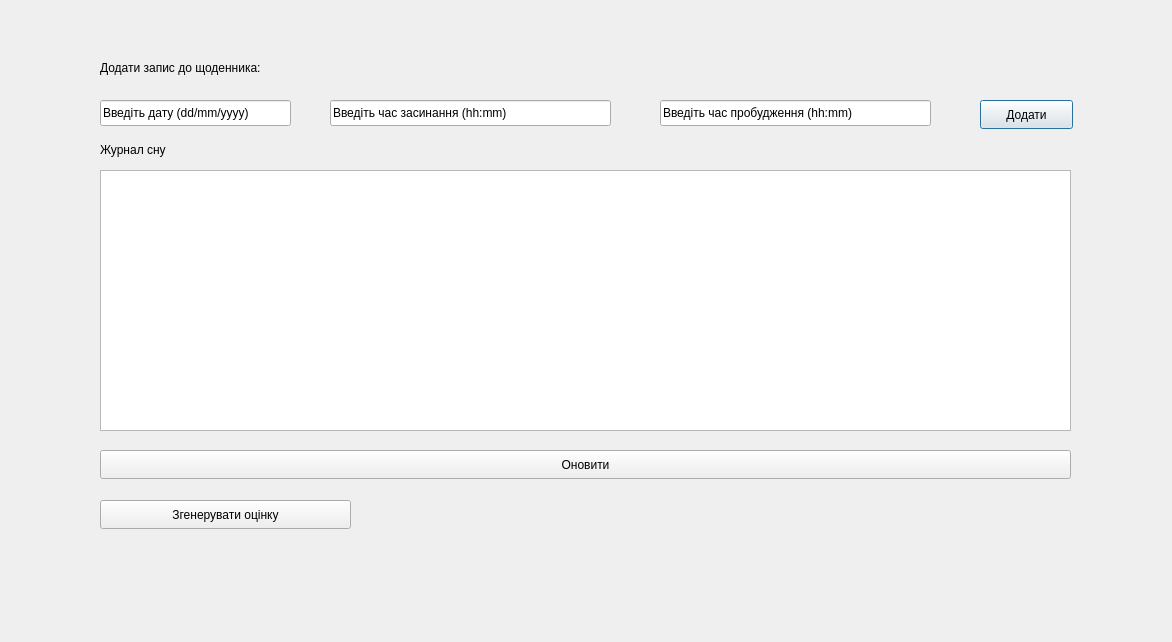
Qt form dreamform.ui (Stalkeroid13/Health_statistic) before a commit.
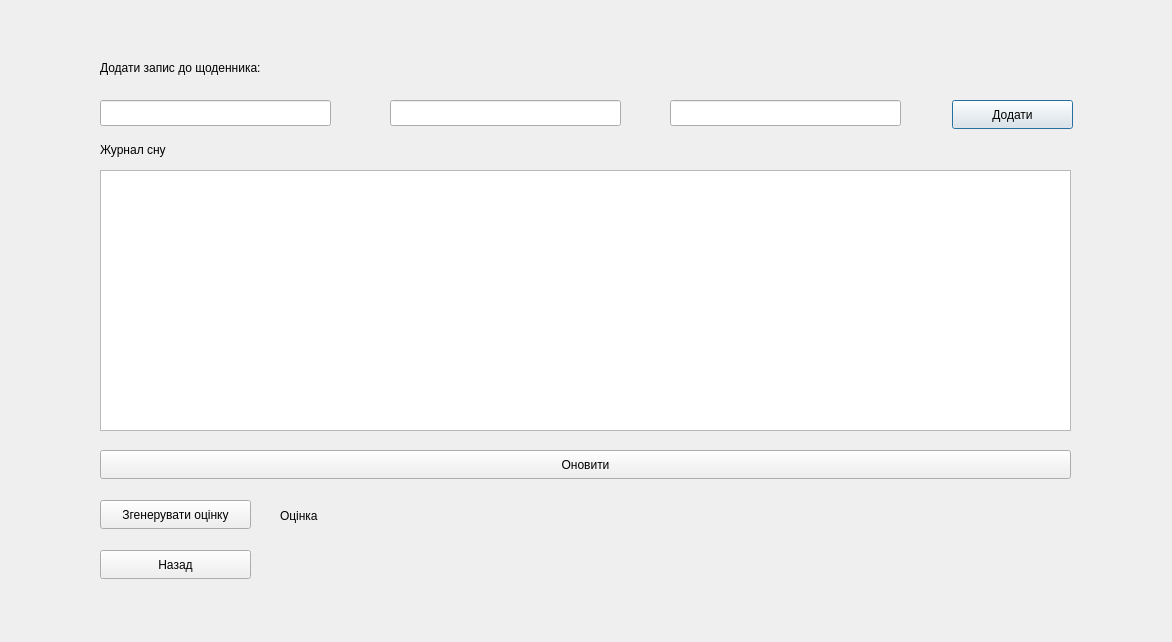
The same form after that commit.

```diff
--- a/dreamform.ui
+++ b/dreamform.ui
@@ -31,46 +31,46 @@
     <rect>
      <x>100</x>
      <y>100</y>
-     <width>191</width>
+     <width>231</width>
      <height>26</height>
     </rect>
    </property>
    <property name="text">
-    <string>Введіть дату (dd/mm/yyyy)</string>
+    <string/>
    </property>
   </widget>
   <widget class="QLineEdit" name="lineEdit_bedtime">
    <property name="geometry">
     <rect>
-     <x>330</x>
+     <x>390</x>
      <y>100</y>
-     <width>281</width>
+     <width>231</width>
      <height>26</height>
     </rect>
    </property>
    <property name="text">
-    <string>Введіть час засинання (hh:mm)</string>
+    <string/>
    </property>
   </widget>
   <widget class="QLineEdit" name="lineEdit_wakeuptime">
    <property name="geometry">
     <rect>
-     <x>660</x>
+     <x>670</x>
      <y>100</y>
-     <width>271</width>
+     <width>231</width>
      <height>26</height>
     </rect>
    </property>
    <property name="text">
-    <string>Введіть час пробудження (hh:mm)</string>
+    <string/>
    </property>
   </widget>
   <widget class="QPushButton" name="AddDream">
    <property name="geometry">
     <rect>
-     <x>980</x>
+     <x>952</x>
      <y>100</y>
-     <width>93</width>
+     <width>121</width>
      <height>29</height>
     </rect>
    </property>
@@ -109,7 +109,7 @@
     <rect>
      <x>100</x>
      <y>500</y>
-     <width>251</width>
+     <width>151</width>
      <height>29</height>
     </rect>
    </property>
@@ -127,6 +127,32 @@
     </rect>
    </property>
   </widget>
+  <widget class="QPushButton" name="BackButton">
+   <property name="geometry">
+    <rect>
+     <x>100</x>
+     <y>550</y>
+     <width>151</width>
+     <height>29</height>
+    </rect>
+   </property>
+   <property name="text">
+    <string>Назад</string>
+   </property>
+  </widget>
+  <widget class="QLabel" name="label_3">
+   <property name="geometry">
+    <rect>
+     <x>280</x>
+     <y>500</y>
+     <width>63</width>
+     <height>31</height>
+    </rect>
+   </property>
+   <property name="text">
+    <string>Оцінка</string>
+   </property>
+  </widget>
  </widget>
  <resources/>
  <connections/>
```
Left out of the diff: 4 changed lines with no effect on the pictures.
